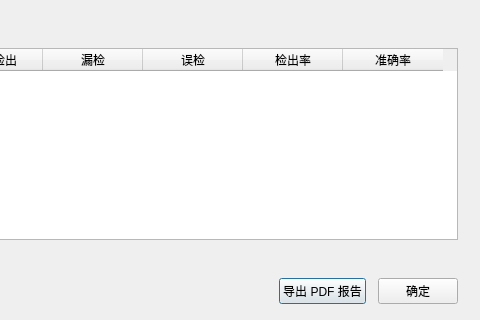
Above: ui/eval_result.ui from pythondever/easy_trainer before the change; both pictures show x 280 to 760 and y 280 to 600 of the 760 by 600 pixel window. Below: the same form after it.
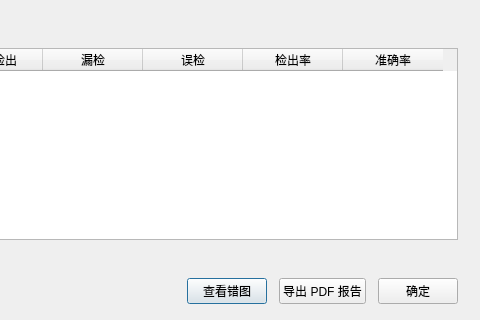
That is the form after the change.

Commit message: 模型评估过杀漏检明细查看入口

```diff
--- a/ui/eval_result.ui
+++ b/ui/eval_result.ui
@@ -745,6 +745,13 @@
        </property>
       </spacer>
      </item>
+     <item>
+      <widget class="QPushButton" name="view_detail_btn">
+       <property name="text">
+        <string>查看错图</string>
+       </property>
+      </widget>
+     </item>
      <item>
       <widget class="QPushButton" name="export_pdf_btn">
        <property name="text">
```
The commit also changes 23 other files.
